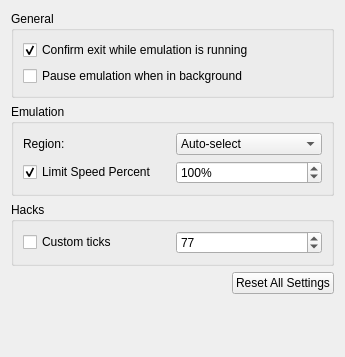
This is src/citra_qt/configuration/configure_general.ui in tbsp/citra-valentin as Qt 5 draws it before an edit. The edited form follows.
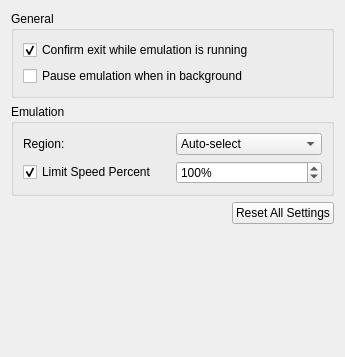
This is the edited form.

Commit message: 2.1.2: move hacks to menu

Diff of the .ui file:
```diff
--- a/src/citra_qt/configuration/configure_general.ui
+++ b/src/citra_qt/configuration/configure_general.ui
@@ -128,39 +128,6 @@
        </layout>
       </widget>
      </item>
-     <item>
-      <widget class="QGroupBox" name="groupBox_2">
-       <property name="title">
-        <string>Hacks</string>
-       </property>
-       <layout class="QVBoxLayout" name="verticalLayout_2">
-        <item>
-         <layout class="QHBoxLayout" name="horizontalLayout_2">
-          <item>
-           <widget class="QCheckBox" name="custom_ticks">
-            <property name="text">
-             <string>Custom ticks</string>
-            </property>
-           </widget>
-          </item>
-          <item>
-           <widget class="QSpinBox" name="ticks">
-            <property name="minimum">
-             <number>1</number>
-            </property>
-            <property name="maximum">
-             <number>999999999</number>
-            </property>
-            <property name="value">
-             <number>77</number>
-            </property>
-           </widget>
-          </item>
-         </layout>
-        </item>
-       </layout>
-      </widget>
-     </item>
      <item alignment="Qt::AlignRight">
       <widget class="QPushButton" name="button_reset_defaults">
        <property name="text">
```
The commit also changes 12 other files.
